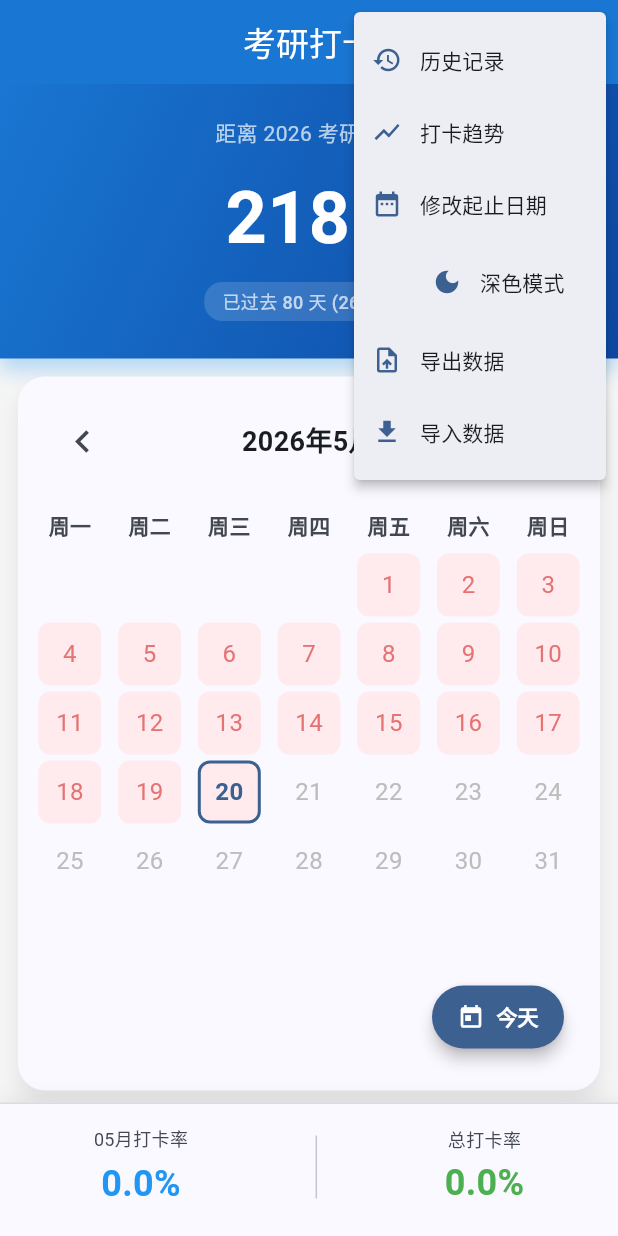
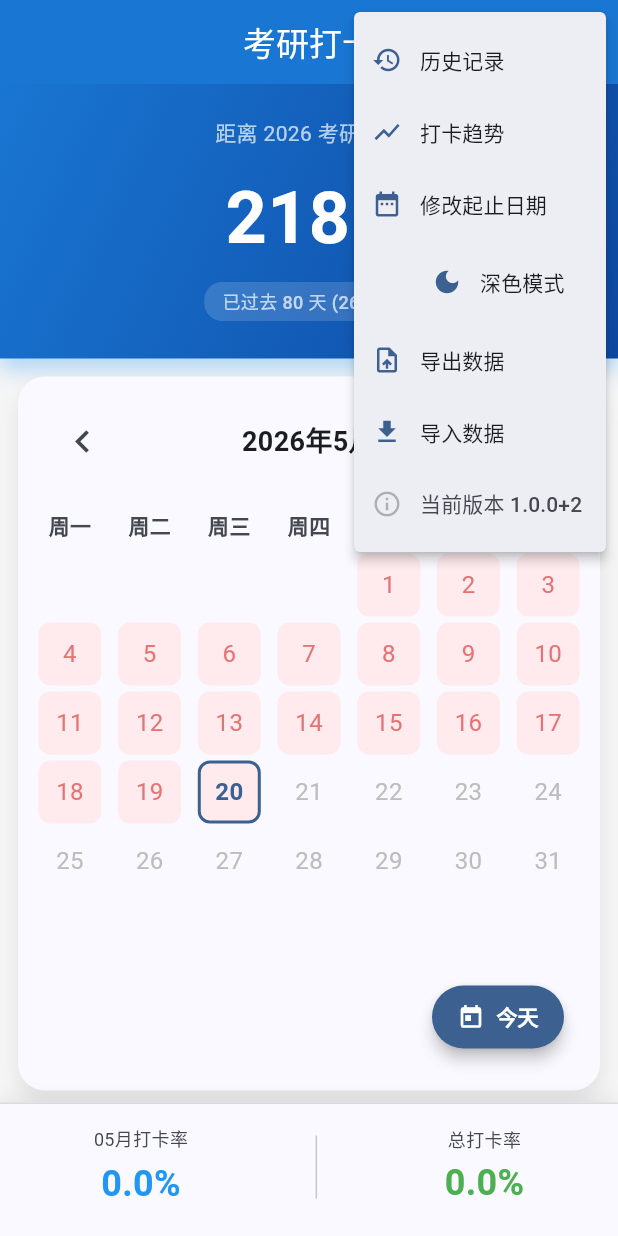
Before and after one commit to wangbaoquan1098/gradcheckin, a Flutter app: the screen it shows after launch, after a tap on the "settings" icon, on a phone screen of 412 x 824 dp. Run offline on Flutter 3.47's test engine with Material 3 defaults, Android fonts, the phone set to English and light mode, and no system bars; drawn by our look-alikes of table_calendar; our stand-ins replace file_picker, package_info_plus, permission_handler, shared_preferences, sqflite; accounts and stored records are empty.

Commit message:
增加版本号展示

```diff
--- a/lib/core/constants/app_strings.dart
+++ b/lib/core/constants/app_strings.dart
@@ -33,7 +33,16 @@ class AppStrings {
   static const String currentPeriodDays = '当前周期打卡天数';
   static const String trendDetails = '周期明细';
   static const String noTrendData = '暂无趋势数据';
+  static const String currentVersion = '当前版本';
 
   // 星期
-  static const List<String> weekDays = ['周一', '周二', '周三', '周四', '周五', '周六', '周日'];
+  static const List<String> weekDays = [
+    '周一',
+    '周二',
+    '周三',
+    '周四',
+    '周五',
+    '周六',
+    '周日',
+  ];
 }
--- a/lib/screens/home/home_screen.dart
+++ b/lib/screens/home/home_screen.dart
@@ -3,6 +3,7 @@ import 'dart:io';
 import 'package:flutter/material.dart';
 import 'package:flutter/services.dart';
 import 'package:provider/provider.dart';
+import 'package:package_info_plus/package_info_plus.dart';
 import 'package:table_calendar/table_calendar.dart';
 import 'package:intl/intl.dart';
 import '../../core/constants/app_dates.dart';
@@ -31,6 +32,7 @@ class _HomeScreenState extends State<HomeScreen> {
   int _currentMonth = DateTime.now().month;
   int _currentYear = DateTime.now().year;
   bool _isImportExporting = false;
+  String _appVersionLabel = '--';
   final BackupService _backupService = BackupService();
 
   @override
@@ -40,6 +42,7 @@ class _HomeScreenState extends State<HomeScreen> {
     _selectedDay = DateTime.now();
     _currentMonth = DateTime.now().month;
     _currentYear = DateTime.now().year;
+    _loadAppVersion();
 
     // 加载当月打卡数据
     WidgetsBinding.instance.addPostFrameCallback((_) {
@@ -73,6 +76,29 @@ class _HomeScreenState extends State<HomeScreen> {
       return AppDates.checkinEndDate;
     }
     return today;
+  }
+
+  Future<void> _loadAppVersion() async {
+    try {
+      final packageInfo = await PackageInfo.fromPlatform();
+      if (!mounted) {
+        return;
+      }
+
+      setState(() {
+        final buildNumber = packageInfo.buildNumber.trim();
+        _appVersionLabel = buildNumber.isEmpty
+            ? packageInfo.version
+            : '${packageInfo.version}+$buildNumber';
+      });
+    } catch (_) {
+      if (!mounted) {
+        return;
+      }
+      setState(() {
+        _appVersionLabel = '--';
+      });
+    }
   }
 
   @override
@@ -710,6 +736,27 @@ class _HomeScreenState extends State<HomeScreen> {
                 ],
               ),
             ),
+            PopupMenuItem(
+              enabled: false,
+              child: Row(
+                children: [
+                  Icon(
+                    Icons.info_outline,
+                    size: 20,
+                    color: Theme.of(context).colorScheme.onSurfaceVariant,
+                  ),
+                  const SizedBox(width: 12),
+                  Expanded(
+                    child: Text(
+                      '${AppStrings.currentVersion} $_appVersionLabel',
+                      style: TextStyle(
+                        color: Theme.of(context).colorScheme.onSurfaceVariant,
+                      ),
+                    ),
+                  ),
+                ],
+              ),
+            ),
           ],
         );
       },
--- a/pubspec.yaml
+++ b/pubspec.yaml
@@ -2,7 +2,7 @@ name: gradcheckin
 description: "考研倒计时与自习室打卡应用"
 publish_to: 'none'
 
-version: 1.0.0+1
+version: 1.0.0+2
 
 environment:
   sdk: ^3.11.1
@@ -26,6 +26,7 @@ dependencies:
   path_provider: ^2.1.5
   file_picker: ^10.3.2
   permission_handler: ^12.0.1
+  package_info_plus: ^8.3.0
 
   # 日历组件
   table_calendar: ^3.1.2
```
Also changed, not shown: pubspec.lock, 1 other file.
